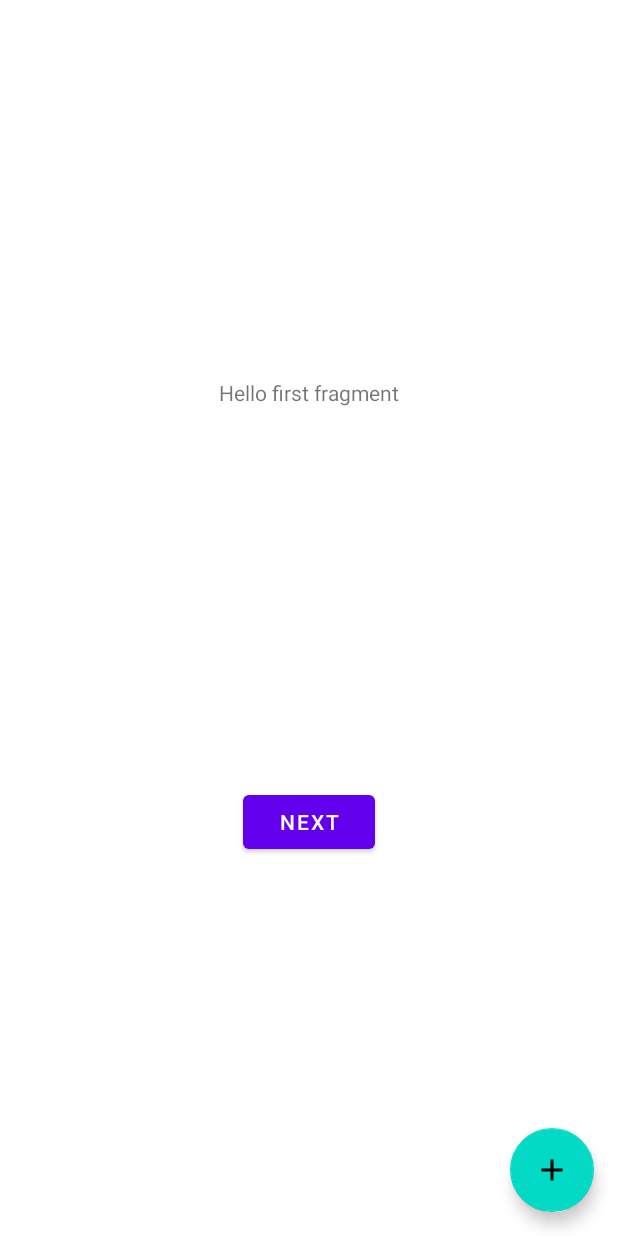
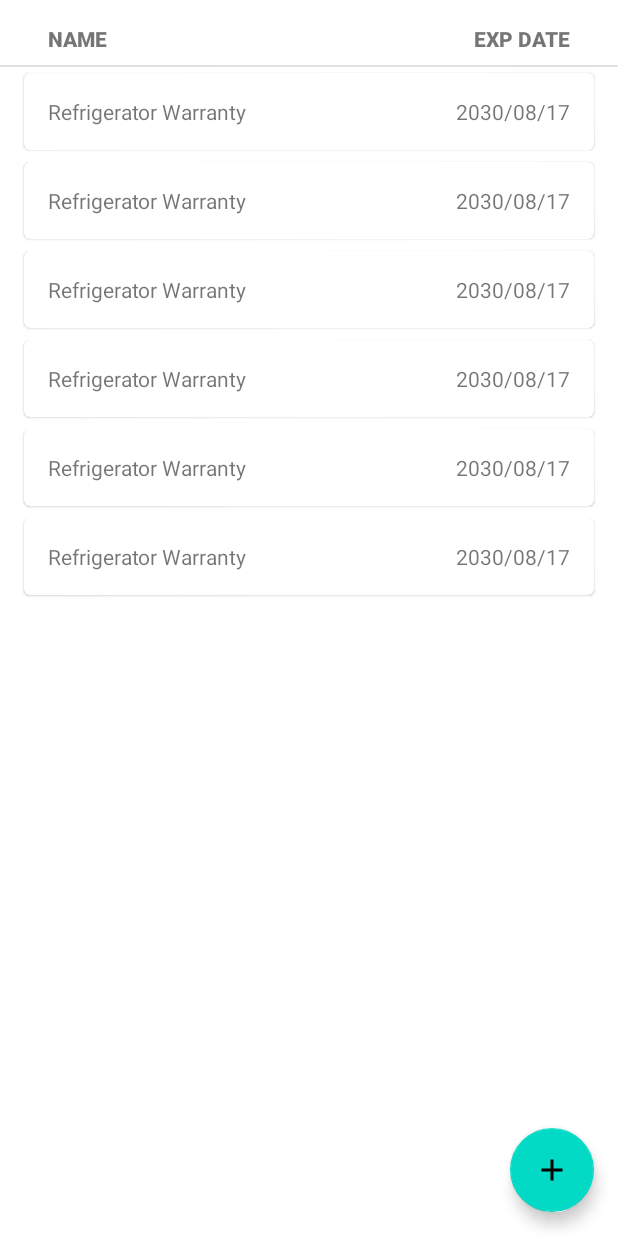
Before and after one commit to neyhuansikoko/warranty-logger, an Android app: the layout fragment_warranty_list.xml on its own in the app's theme, with its tools: preview values and no code run, on a phone screen of 412 x 824 dp. Run offline under Robolectric (Android 15) with nearby library versions, the light colour scheme and no system bars.

Commit message:
Create first version of WarrantyListFragment UI, and add list_item_warranty as list item

```diff
--- a/app/src/main/java/com/neyhuansikoko/warrantylogger/WarrantyListFragment.kt
+++ b/app/src/main/java/com/neyhuansikoko/warrantylogger/WarrantyListFragment.kt
@@ -32,10 +32,6 @@ class WarrantyListFragment : Fragment() {
     override fun onViewCreated(view: View, savedInstanceState: Bundle?) {
         super.onViewCreated(view, savedInstanceState)
 
-        binding.buttonFirst.setOnClickListener {
-            findNavController().navigate(R.id.action_warrantyListFragment_to_warrantyDetailFragment)
-        }
-
         binding.floatingActionButton.setOnClickListener {
             findNavController().navigate(R.id.action_warrantyListFragment_to_addWarrantyFragment)
         }
--- a/app/src/main/res/layout/fragment_warranty_list.xml
+++ b/app/src/main/res/layout/fragment_warranty_list.xml
@@ -7,24 +7,49 @@
     tools:context=".WarrantyListFragment">
 
     <TextView
-        android:id="@+id/textview_first"
+        android:id="@+id/tv_warranty_name_label"
         android:layout_width="wrap_content"
         android:layout_height="wrap_content"
-        android:text="@string/hello_first_fragment"
-        app:layout_constraintBottom_toTopOf="@id/button_first"
-        app:layout_constraintEnd_toEndOf="parent"
+        android:layout_marginStart="32dp"
+        android:layout_marginTop="16dp"
+        android:fontFamily="sans-serif-black"
+        android:text="@string/warranty_name_label_text"
         app:layout_constraintStart_toStartOf="parent"
         app:layout_constraintTop_toTopOf="parent" />
 
-    <Button
-        android:id="@+id/button_first"
+    <TextView
+        android:id="@+id/tv_expiration_date_label"
         android:layout_width="wrap_content"
         android:layout_height="wrap_content"
-        android:text="@string/next"
+        android:layout_marginEnd="32dp"
+        android:fontFamily="sans-serif-black"
+        android:text="@string/expiration_date_label_text"
+        app:layout_constraintEnd_toEndOf="parent"
+        app:layout_constraintTop_toTopOf="@+id/tv_warranty_name_label" />
+
+    <com.google.android.material.divider.MaterialDivider
+        android:id="@+id/div_label"
+        android:layout_width="match_parent"
+        android:layout_height="wrap_content"
+        android:layout_marginTop="8dp"
+        app:layout_constraintEnd_toEndOf="parent"
+        app:layout_constraintStart_toStartOf="parent"
+        app:layout_constraintTop_toBottomOf="@id/tv_warranty_name_label" />
+
+    <androidx.recyclerview.widget.RecyclerView
+        android:id="@+id/rv_warranty"
+        android:layout_width="0dp"
+        android:layout_height="0dp"
+        android:scrollbars="vertical"
+        app:layoutManager="androidx.recyclerview.widget.LinearLayoutManager"
         app:layout_constraintBottom_toBottomOf="parent"
         app:layout_constraintEnd_toEndOf="parent"
+        app:layout_constraintHorizontal_bias="0.0"
         app:layout_constraintStart_toStartOf="parent"
-        app:layout_constraintTop_toBottomOf="@id/textview_first" />
+        app:layout_constraintTop_toBottomOf="@id/div_label"
+        app:layout_constraintVertical_bias="1.0"
+        tools:itemCount="32"
+        tools:listitem="@layout/list_item_warranty" />
 
     <com.google.android.material.floatingactionbutton.FloatingActionButton
         android:id="@+id/floatingActionButton"
@@ -33,7 +58,9 @@
         android:layout_marginEnd="16dp"
         android:layout_marginBottom="16dp"
         android:clickable="true"
+        android:focusable="true"
         android:src="@drawable/ic_add_warranty"
         app:layout_constraintBottom_toBottomOf="parent"
-        app:layout_constraintEnd_toEndOf="parent" />
+        app:layout_constraintEnd_toEndOf="parent"
+        android:contentDescription="@string/warranty_list_fab_description_text" />
 </androidx.constraintlayout.widget.ConstraintLayout>
--- /dev/null
+++ b/app/src/main/res/layout/list_item_warranty.xml
@@ -0,0 +1,35 @@
+<?xml version="1.0" encoding="utf-8"?>
+<com.google.android.material.card.MaterialCardView xmlns:android="http://schemas.android.com/apk/res/android"
+    xmlns:app="http://schemas.android.com/apk/res-auto"
+    xmlns:tools="http://schemas.android.com/tools"
+    android:layout_width="match_parent"
+    android:layout_height="wrap_content"
+    android:layout_marginVertical="4dp"
+    android:layout_marginHorizontal="16dp">
+
+    <androidx.constraintlayout.widget.ConstraintLayout
+        android:layout_width="match_parent"
+        android:layout_height="match_parent"
+        android:padding="@dimen/parent_padding">
+
+        <TextView
+            android:id="@+id/tv_warranty_name"
+            android:layout_width="0dp"
+            android:layout_height="wrap_content"
+            android:layout_marginEnd="16dp"
+            app:layout_constraintBottom_toBottomOf="parent"
+            app:layout_constraintEnd_toStartOf="@+id/tv_expiration_date"
+            app:layout_constraintStart_toStartOf="parent"
+            app:layout_constraintTop_toTopOf="parent"
+            tools:text="Refrigerator Warranty" />
+
+        <TextView
+            android:id="@+id/tv_expiration_date"
+            android:layout_width="wrap_content"
+            android:layout_height="wrap_content"
+            app:layout_constraintBottom_toBottomOf="parent"
+            app:layout_constraintEnd_toEndOf="parent"
+            app:layout_constraintTop_toTopOf="parent"
+            tools:text="2030/08/17" />
+    </androidx.constraintlayout.widget.ConstraintLayout>
+</com.google.android.material.card.MaterialCardView>
--- a/app/src/main/res/values-land/dimens.xml
+++ b/app/src/main/res/values-land/dimens.xml
@@ -1,3 +1,3 @@
 <resources>
-    <dimen name="fab_margin">48dp</dimen>
+    <dimen name="parent_padding">48dp</dimen>
 </resources>
--- a/app/src/main/res/values-w1240dp/dimens.xml
+++ b/app/src/main/res/values-w1240dp/dimens.xml
@@ -1,3 +1,3 @@
 <resources>
-    <dimen name="fab_margin">200dp</dimen>
+    <dimen name="parent_padding">200dp</dimen>
 </resources>
--- a/app/src/main/res/values-w600dp/dimens.xml
+++ b/app/src/main/res/values-w600dp/dimens.xml
@@ -1,3 +1,3 @@
 <resources>
-    <dimen name="fab_margin">48dp</dimen>
+    <dimen name="parent_padding">48dp</dimen>
 </resources>
--- a/app/src/main/res/values/dimens.xml
+++ b/app/src/main/res/values/dimens.xml
@@ -1,3 +1,3 @@
 <resources>
-    <dimen name="fab_margin">16dp</dimen>
+    <dimen name="parent_padding">16dp</dimen>
 </resources>
--- a/app/src/main/res/values/strings.xml
+++ b/app/src/main/res/values/strings.xml
@@ -7,10 +7,11 @@
 
     <string name="hello_first_fragment">Hello first fragment</string>
     <string name="hello_second_fragment">Hello second fragment. Arg: %1$s</string>
-    <!-- TODO: Remove or change this placeholder text -->
-    <string name="hello_blank_fragment">Hello blank fragment</string>
     <string name="enter_warranty_name_text">Enter Warranty Name</string>
     <string name="enter_expiration_date_text">Enter Expiration Date</string>
     <string name="add_picture_text">Add Picture</string>
     <string name="save_text">Save</string>
+    <string name="warranty_list_fab_description_text">Add new warranty</string>
+    <string name="expiration_date_label_text">EXP DATE</string>
+    <string name="warranty_name_label_text">NAME</string>
 </resources>
```
